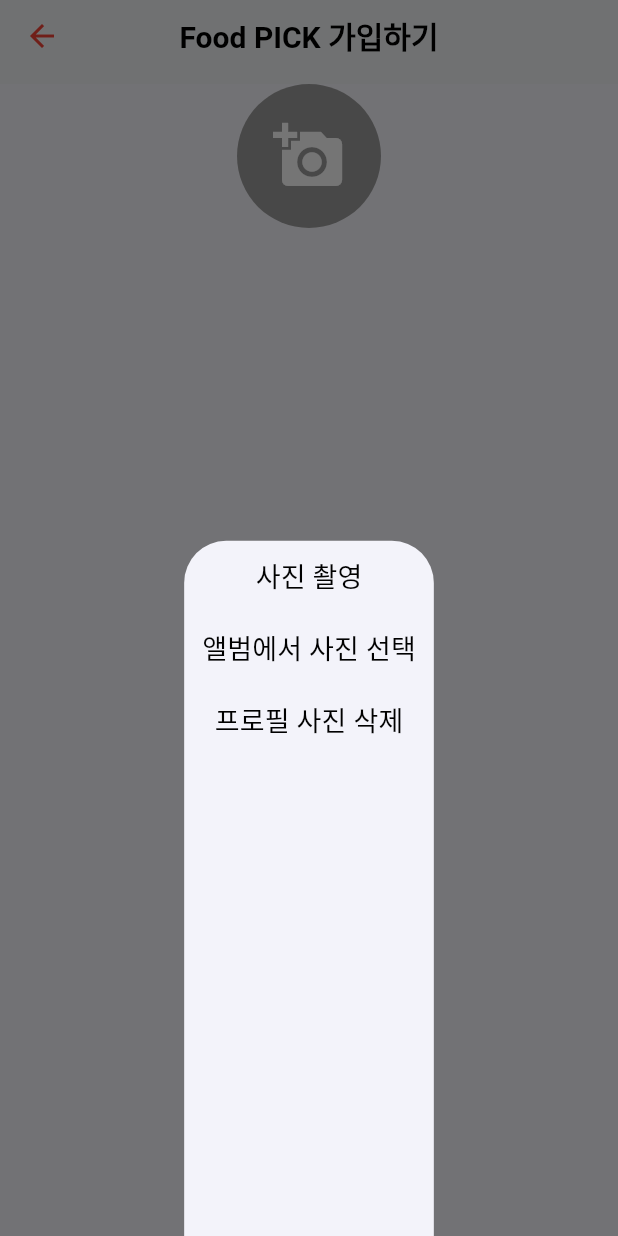
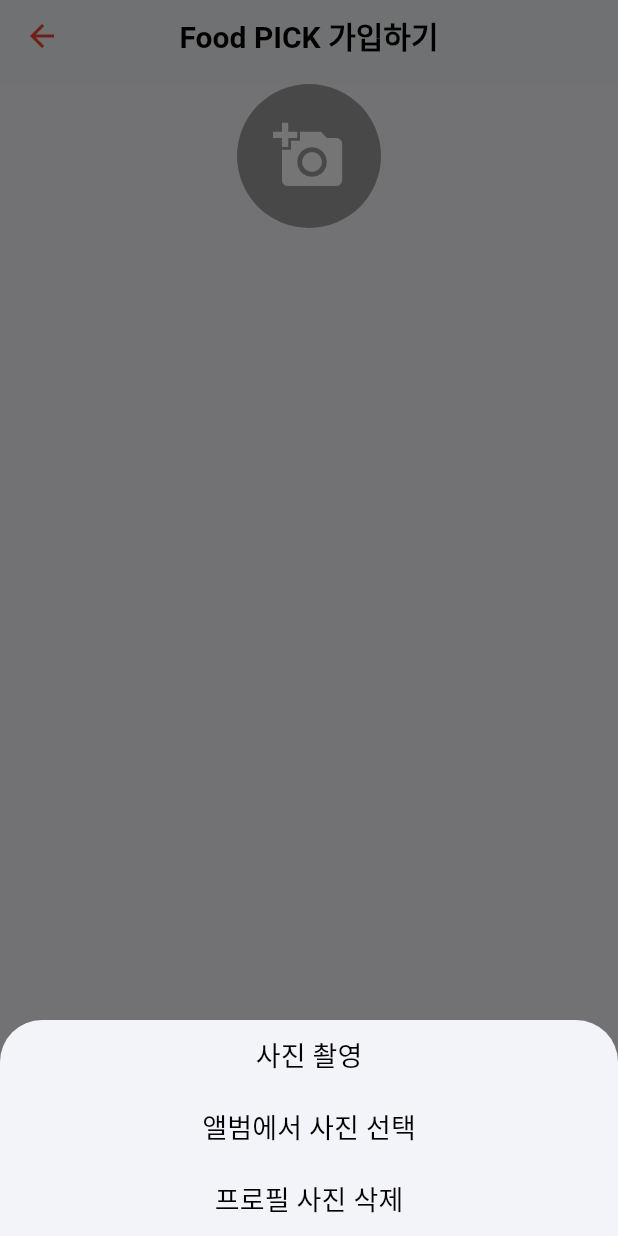
Before and after one commit to rara-record/flutter, a Flutter app: the RegisterScreen screen opened by its route, after a tap on the "add a photo" icon, on a phone screen of 412 x 824 dp. Run offline on Flutter 3.47's test engine with Material 3 defaults, Android fonts, the phone set to English and light mode, and no system bars; our stand-ins replace image_picker, supabase_flutter; accounts and stored records are empty.

```diff
--- a/intro/lib/screen/register_screen.dart
+++ b/intro/lib/screen/register_screen.dart
@@ -2,6 +2,7 @@ import 'dart:io';
 
 import 'package:flutter/material.dart';
 import 'package:intro/widget/appbar.dart';
+import 'package:image_picker/image_picker.dart';
 
 class RegisterScreen extends StatefulWidget {
   const RegisterScreen({super.key});
@@ -36,6 +37,8 @@ class _RegisterScreenState extends State<RegisterScreen> {
   }
 
   Widget _buildProfile() {
+    if (profileImg == null) {
+      // 이미지가 없을 경우
       return const Center(
         child: CircleAvatar(
           radius: 48,
@@ -47,6 +50,16 @@ class _RegisterScreenState extends State<RegisterScreen> {
           ),
         ),
       );
+    } else {
+      // 이미지가 존재할 경우
+      return Center(
+        child: CircleAvatar(
+          radius: 48,
+          backgroundColor: Colors.grey,
+          backgroundImage: FileImage(profileImg!),
+        ),
+      );
+    }
   }
 
   void showBottomSheetAboutProfile() {
@@ -54,11 +67,17 @@ class _RegisterScreenState extends State<RegisterScreen> {
       context: context,
       // 위젯 뱉어주기
       builder: (context) {
-        return Column(
+        return SizedBox(
+          width: double.infinity,
+          child: Column(
+            mainAxisSize: MainAxisSize.min,
             children: [
               // 사진 촬영 버튼
               TextButton(
-              onPressed: () {},
+                onPressed: () {
+                  Navigator.pop(context);
+                  getCameraImage();
+                },
                 child: const Text('사진 촬영',
                     style: TextStyle(
                       color: Colors.black,
@@ -84,8 +103,19 @@ class _RegisterScreenState extends State<RegisterScreen> {
                     )),
               ),
             ],
+          ),
         );
       },
     );
   }
+
+  Future<void> getCameraImage() async {
+    // 카메라로 사진 촬영하여 이미지 파일을 가져오는 함수
+    var image = await ImagePicker().pickImage(source: ImageSource.camera);
+    if (image != null) {
+      setState(() {
+        profileImg = File(image.path);
+      });
     }
+  }
+}
```
Lines whose indentation alone changed are shown as unchanged.
